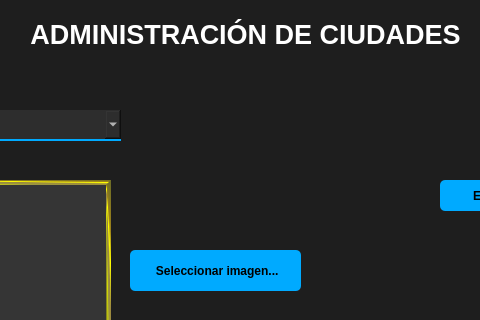
This is vistas/manejarCiudades.ui in SergioR29/AdminTurismo as Qt 5 draws it before an edit; both pictures show x 178 to 658 and y 0 to 320 of the 849 by 718 pixel window. The edited form follows.
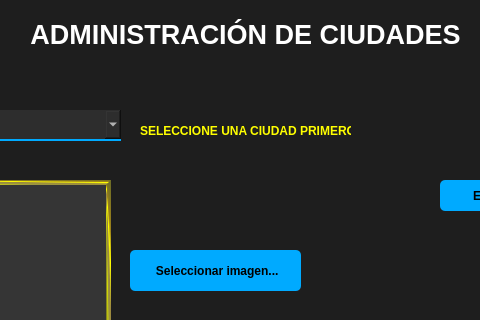
This is the edited form. Icons and pictures are not drawn.

```diff
--- a/vistas/manejarCiudades.ui
+++ b/vistas/manejarCiudades.ui
@@ -410,30 +410,25 @@
      </property>
     </widget>
    </widget>
-   <widget class="QPushButton" name="recargar">
+   <widget class="QLabel" name="aviso">
     <property name="geometry">
      <rect>
-      <x>310</x>
-      <y>110</y>
-      <width>31</width>
-      <height>31</height>
+      <x>320</x>
+      <y>120</y>
+      <width>211</width>
+      <height>21</height>
      </rect>
     </property>
+    <property name="font">
+     <font>
+      <bold>true</bold>
+     </font>
+    </property>
     <property name="styleSheet">
-     <string notr="true">border:none;</string>
+     <string notr="true">color: rgb(255, 255, 0);</string>
     </property>
     <property name="text">
-     <string/>
-    </property>
-    <property name="icon">
-     <iconset>
-      <normaloff>../recursos/iconos/refrescar.png</normaloff>../recursos/iconos/refrescar.png</iconset>
-    </property>
-    <property name="iconSize">
-     <size>
-      <width>32</width>
-      <height>32</height>
-     </size>
+     <string>SELECCIONE UNA CIUDAD PRIMERO</string>
     </property>
    </widget>
   </widget>
```
